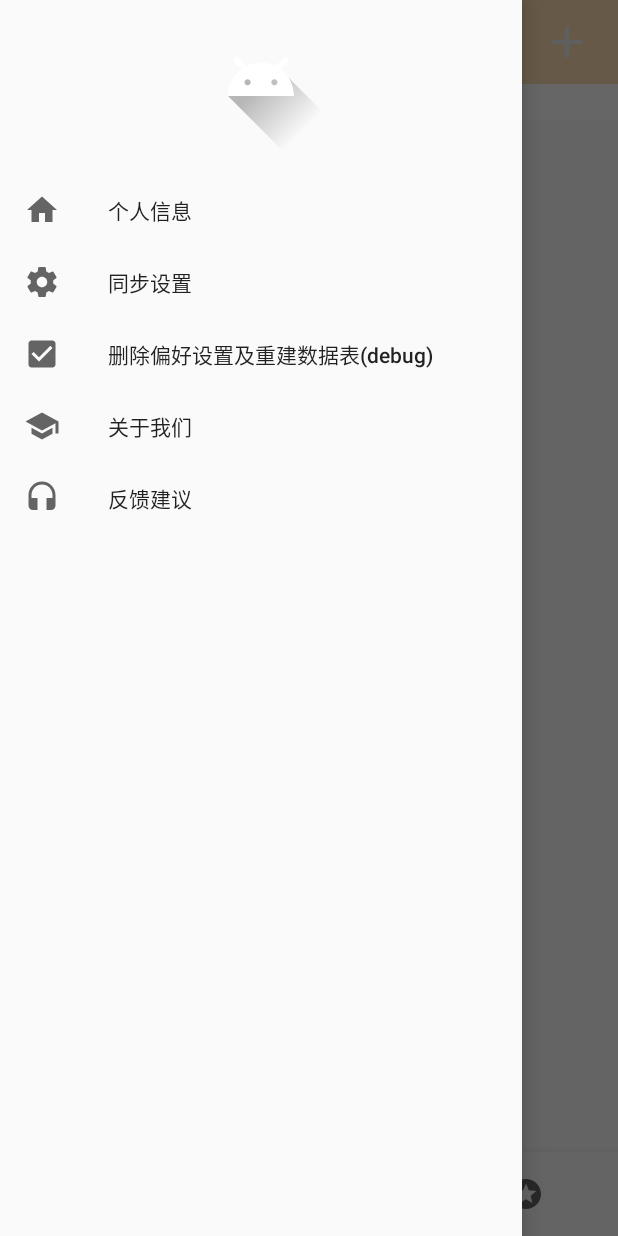
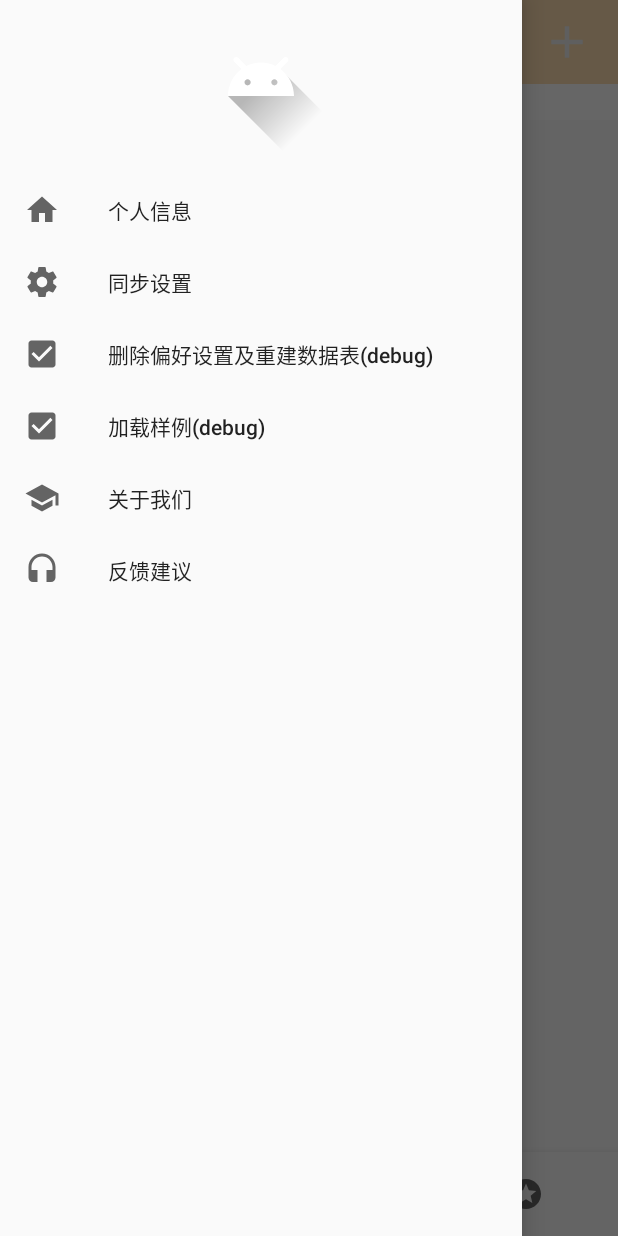
Before and after one commit to gsxab/Jinsuoji, an Android app: the screen it shows after launch (MainActivity), in the side drawer, after a tap on "同步设置", on a phone screen of 412 x 824 dp. Run offline under Robolectric (Android 15) with nearby library versions, the phone set to English and light mode, and no system bars.

Commit message:
加载样例数据.
(cherry picked from commit ba25849)

```diff
--- a/app/src/main/java/org/jinsuoji/jinsuoji/MainActivity.java
+++ b/app/src/main/java/org/jinsuoji/jinsuoji/MainActivity.java
@@ -18,6 +18,7 @@ import android.widget.Toast;
 
 import org.jinsuoji.jinsuoji.data_access.DBWrapper;
 import org.jinsuoji.jinsuoji.data_access.ExpenseDAO;
+import org.jinsuoji.jinsuoji.data_access.Serializer;
 import org.jinsuoji.jinsuoji.model.Expense;
 
 import java.util.ArrayList;
@@ -185,6 +186,10 @@ public class MainActivity extends AppCompatActivity implements
                     Toast.makeText(MainActivity.this, R.string.placeholder, Toast.LENGTH_SHORT)
                             .show();
                     break;
+                case R.id.load_example:
+                    Toast.makeText(MainActivity.this, R.string.load_example, Toast.LENGTH_SHORT).show();
+                    new Serializer(MainActivity.this).loadExample();
+                    return true;
                 case R.id.clear_all:
                     Toast.makeText(MainActivity.this, R.string.recreate_database, Toast.LENGTH_SHORT).show();
                     new DBWrapper(MainActivity.this).recreateTables();
--- a/app/src/main/res/menu/drawer.xml
+++ b/app/src/main/res/menu/drawer.xml
@@ -16,6 +16,11 @@
         android:title="@string/recreate_database" />
 
     <item
+        android:id="@+id/load_example"
+        android:icon="@drawable/ic_check_box"
+        android:title="@string/load_example" />
+
+    <item
         android:id="@+id/about"
         android:icon="@drawable/ic_school"
         android:title="@string/about" />
--- a/app/src/main/res/values/strings.xml
+++ b/app/src/main/res/values/strings.xml
@@ -51,4 +51,5 @@
     <string name="category_format">分类：%1$s</string>
     <string name="expense_format">名称：%1$s，时间：%2$s，金额：%3$.2f</string>
     <string name="todo_format">任务：%1$s，时间：%2$s</string>
+    <string name="load_example">加载样例(debug)</string>
 </resources>
```
